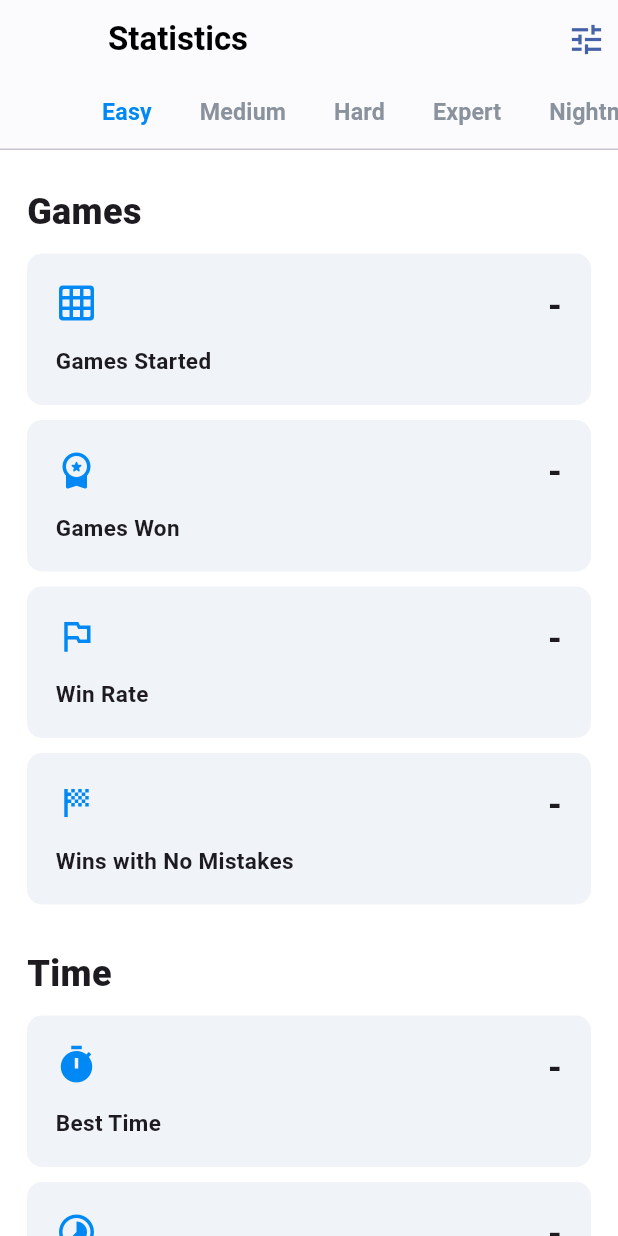
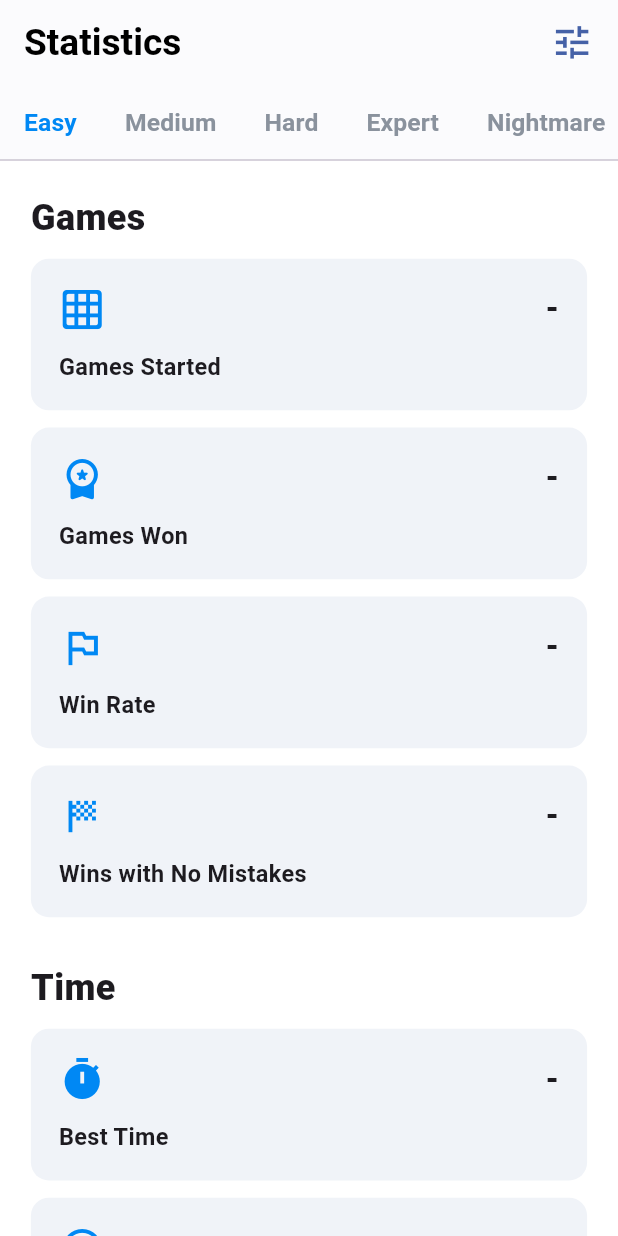
Before and after one commit to recepsenoglu/Flutter_Sudoku, a Flutter app: the StatisticsScreen screen opened by its route, on a phone screen of 412 x 824 dp. Run offline on Flutter 3.47's test engine with Material 3 defaults, Android fonts, the phone set to English and light mode, and no system bars; our stand-ins replace shared_preferences; accounts and stored records are empty.

Commit message:
statistics screen sizes fixed

```diff
--- a/lib/screens/statistics_screen/statistics_screen.dart
+++ b/lib/screens/statistics_screen/statistics_screen.dart
@@ -1,16 +1,18 @@
 import 'package:flutter/cupertino.dart';
 import 'package:flutter/material.dart';
 import 'package:flutter/services.dart';
-import 'package:flutter_sudoku/utils/app_strings.dart';
-import 'package:flutter_sudoku/constant/enums.dart';
-import 'package:flutter_sudoku/constant/game_constants.dart';
-import 'package:flutter_sudoku/models/stat_group_model.dart';
-import 'package:flutter_sudoku/models/stat_model.dart';
-import 'package:flutter_sudoku/screens/statistics_screen/statistics_screen_provider.dart';
-import 'package:flutter_sudoku/utils/app_colors.dart';
-import 'package:flutter_sudoku/utils/app_text_styles.dart';
-import 'package:flutter_sudoku/widgets/app_bar_action_button.dart';
 import 'package:provider/provider.dart';
+
+import '../../constant/enums.dart';
+import '../../constant/game_constants.dart';
+import '../../models/stat_group_model.dart';
+import '../../models/stat_model.dart';
+import '../../utils/app_colors.dart';
+import '../../utils/app_strings.dart';
+import '../../utils/app_text_styles.dart';
+import '../../utils/game_sizes.dart';
+import '../../widgets/app_bar_action_button.dart';
+import 'statistics_screen_provider.dart';
 
 class StatisticsScreen extends StatelessWidget {
   const StatisticsScreen({super.key});
@@ -36,7 +38,7 @@ class StatisticsScreen extends StatelessWidget {
               children: [
                 if (provider.loading) ...[
                   const Center(child: CupertinoActivityIndicator()),
-                ] else
+                ] else ...[
                   Expanded(
                     child: TabBarView(
                       children: List.generate(
@@ -49,6 +51,7 @@ class StatisticsScreen extends StatelessWidget {
                       ),
                     ),
                   ),
+                ],
               ],
             ),
           );
@@ -59,11 +62,8 @@ class StatisticsScreen extends StatelessWidget {
 }
 
 class Statistics extends StatelessWidget {
-  const Statistics({
-    required this.statGroupModel,
-    required this.provider,
-    super.key,
-  });
+  const Statistics(
+      {required this.statGroupModel, required this.provider, super.key});
 
   final StatGroupModel statGroupModel;
   final StatisticsScreenProvider provider;
@@ -71,14 +71,13 @@ class Statistics extends StatelessWidget {
   @override
   Widget build(BuildContext context) {
     return SingleChildScrollView(
-      padding: const EdgeInsets.symmetric(horizontal: 18, vertical: 12),
+      padding: GameSizes.getSymmetricPadding(0.05, 0.011),
       child: Column(
         crossAxisAlignment: CrossAxisAlignment.start,
         children: List.generate(
           GameSettings.getStatisticTypes.length,
           (index) {
             StatisticType statisticType = GameSettings.getStatisticTypes[index];
-
             return StatisticsGroup(
               groupTitle: statisticType.name,
               statistics: statGroupModel.getStats(statisticType),
@@ -91,11 +90,8 @@ class Statistics extends StatelessWidget {
 }
 
 class StatisticsGroup extends StatelessWidget {
-  const StatisticsGroup({
-    required this.groupTitle,
-    required this.statistics,
-    super.key,
-  });
+  const StatisticsGroup(
+      {required this.groupTitle, required this.statistics, super.key});
 
   final String groupTitle;
   final List<StatModel> statistics;
@@ -103,7 +99,7 @@ class StatisticsGroup extends StatelessWidget {
   @override
   Widget build(BuildContext context) {
     return Padding(
-      padding: const EdgeInsets.symmetric(vertical: 12),
+      padding: GameSizes.getVerticalPadding(0.015),
       child: Column(
         crossAxisAlignment: CrossAxisAlignment.start,
         children: [
@@ -111,7 +107,7 @@ class StatisticsGroup extends StatelessWidget {
             groupTitle,
             style: AppTextStyles.statisticsGroupTitle,
           ),
-          const SizedBox(height: 6),
+          SizedBox(height: GameSizes.getHeight(0.005)),
           Column(
             children: List.generate(
               statistics.length,
@@ -127,10 +123,7 @@ class StatisticsGroup extends StatelessWidget {
 }
 
 class StatisticCard extends StatelessWidget {
-  const StatisticCard({
-    required this.statModel,
-    super.key,
-  });
+  const StatisticCard({required this.statModel, super.key});
 
   final StatModel statModel;
 
@@ -138,11 +131,11 @@ class StatisticCard extends StatelessWidget {
   Widget build(BuildContext context) {
     return Container(
       width: double.infinity,
-      margin: const EdgeInsets.symmetric(vertical: 5),
-      padding: const EdgeInsets.all(19),
+      margin: GameSizes.getVerticalPadding(0.007),
+      padding: GameSizes.getPadding(0.045),
       decoration: BoxDecoration(
         color: AppColors.statisticsCard,
-        borderRadius: BorderRadius.circular(10),
+        borderRadius: GameSizes.getRadius(12),
       ),
       child: Row(
         crossAxisAlignment: CrossAxisAlignment.start,
@@ -151,14 +144,15 @@ class StatisticCard extends StatelessWidget {
             crossAxisAlignment: CrossAxisAlignment.start,
             children: [
               Icon(
-                getIcon(statModel.title),
+                getIconData(statModel.title),
                 color: AppColors.roundedButton,
-                size: 28,
+                size: GameSizes.getHeight(0.038),
               ),
-              const SizedBox(height: 14),
+              SizedBox(height: GameSizes.getHeight(0.013)),
               Text(
                 statModel.title,
-                style: AppTextStyles.statisticsCardTitle,
+                style: AppTextStyles.statisticsCardTitle
+                    .copyWith(fontSize: GameSizes.getHeight(0.019)),
               ),
             ],
           ),
@@ -169,7 +163,8 @@ class StatisticCard extends StatelessWidget {
               // const ComparisonBox(),
               Text(
                 statModel.value == null ? '-' : statModel.value.toString(),
-                style: AppTextStyles.statisticsCardValue,
+                style: AppTextStyles.statisticsCardValue
+                    .copyWith(fontSize: GameSizes.getHeight(0.025)),
               ),
             ],
           ),
@@ -178,7 +173,7 @@ class StatisticCard extends StatelessWidget {
     );
   }
 
-  IconData getIcon(String title) {
+  IconData getIconData(String title) {
     switch (title) {
       case AppStrings.gamesStarted:
         return Icons.grid_on_rounded;
@@ -207,10 +202,7 @@ class StatisticCard extends StatelessWidget {
 }
 
 class ComparisonBox extends StatelessWidget {
-  const ComparisonBox({
-    required this.positive,
-    super.key,
-  });
+  const ComparisonBox({required this.positive, super.key});
 
   final bool positive;
 
@@ -246,11 +238,8 @@ class ComparisonBox extends StatelessWidget {
 }
 
 class StatisticsAppBar extends StatelessWidget implements PreferredSizeWidget {
-  const StatisticsAppBar({
-    required this.onTimeInterval,
-    required this.difficulties,
-    super.key,
-  });
+  const StatisticsAppBar(
+      {required this.onTimeInterval, required this.difficulties, super.key});
 
   final Function() onTimeInterval;
   final List<Difficulty> difficulties;
@@ -261,19 +250,28 @@ class StatisticsAppBar extends StatelessWidget implements PreferredSizeWidget {
       elevation: 0.5,
       backgroundColor: AppColors.appBarBackground,
       systemOverlayStyle: SystemUiOverlayStyle.dark,
-      title: Text(AppStrings.statistics, style: AppTextStyles.statisticsTitle),
-      leading: const SizedBox.shrink(),
+      title: Text(
+        AppStrings.statistics,
+        style: AppTextStyles.statisticsTitle
+            .copyWith(fontSize: GameSizes.getHeight(0.03)),
+      ),
+      leading: const SizedBox(),
+      leadingWidth: 0,
       actions: [
         AppBarActionButton(
           icon: Icons.tune,
           onPressed: onTimeInterval,
         ),
+        SizedBox(width: GameSizes.getWidth(0.02)),
       ],
       bottom: TabBar(
+          tabAlignment: TabAlignment.start,
           labelColor: AppColors.roundedButton,
           unselectedLabelColor: AppColors.greyColor,
-          labelStyle:
-              const TextStyle(fontSize: 15.5, fontWeight: FontWeight.bold),
+          labelStyle: TextStyle(
+            fontWeight: FontWeight.bold,
+            fontSize: GameSizes.getWidth(0.04),
+          ),
           indicatorColor: Colors.transparent,
           isScrollable: true,
           tabs: List.generate(
@@ -287,5 +285,5 @@ class StatisticsAppBar extends StatelessWidget implements PreferredSizeWidget {
   }
 
   @override
-  Size get preferredSize => const Size.fromHeight(100);
+  Size get preferredSize => Size.fromHeight(GameSizes.getHeight(0.13));
 }
--- a/lib/widgets/app_bar_action_button.dart
+++ b/lib/widgets/app_bar_action_button.dart
@@ -1,17 +1,19 @@
 import 'package:flutter/material.dart';
-import 'package:flutter_sudoku/utils/app_colors.dart';
+
+import '../utils/app_colors.dart';
+import '../utils/game_sizes.dart';
 
 class AppBarActionButton extends StatelessWidget {
   const AppBarActionButton({
     required this.icon,
     required this.onPressed,
-    this.iconSize = 26,
+    this.iconSize,
     super.key,
   });
 
   final IconData icon;
   final Function() onPressed;
-  final double iconSize;
+  final double? iconSize;
 
   @override
   Widget build(BuildContext context) {
@@ -21,7 +23,7 @@ class AppBarActionButton extends StatelessWidget {
         icon,
         color: AppColors.appBarActions,
       ),
-      iconSize: iconSize,
+      iconSize: iconSize ?? GameSizes.getHeight(0.035),
       splashRadius: iconSize,
       visualDensity: VisualDensity.compact,
     );
```
